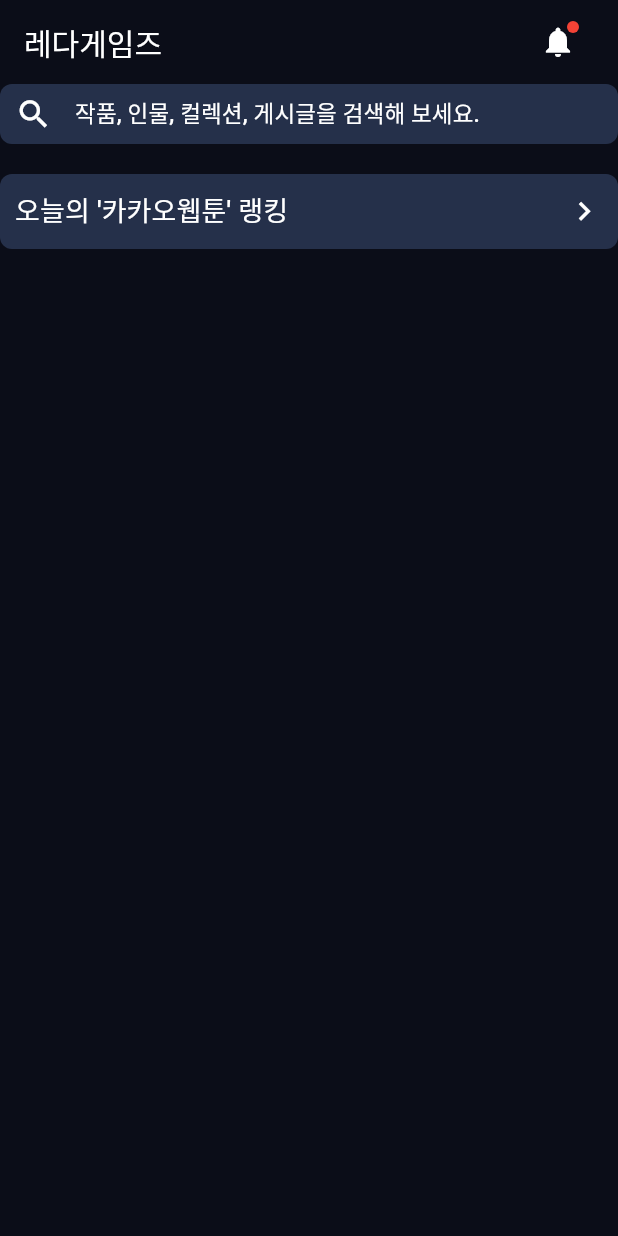
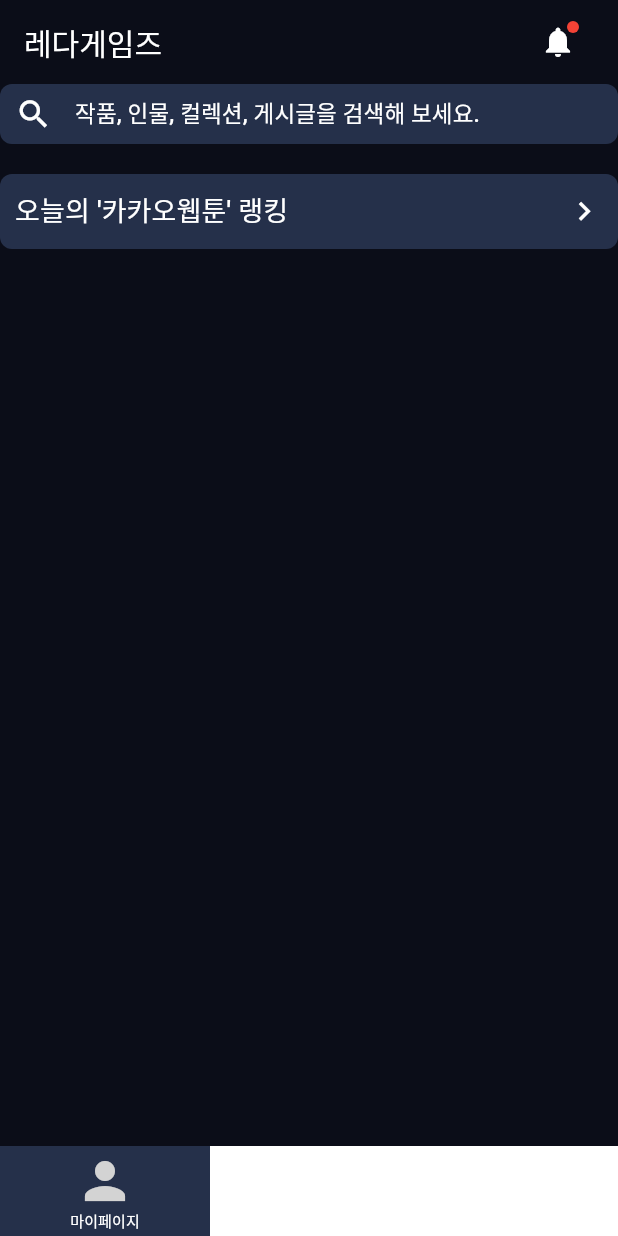
Before and after one commit to LimHyeongGyun/WebApplication, a Flutter app: the screen it shows after launch, on a phone screen of 412 x 824 dp. Run offline on Flutter 3.47's test engine with Material 3 defaults, Android fonts, the phone set to English and light mode, and no system bars; our stand-ins replace go_router, web; Roboto replaces fonts that are missing (Arial).

Commit message:
Button추가
마이페이지 버튼 추가

```diff
--- a/WebtoonCombinePlatform/lib/main.dart
+++ b/WebtoonCombinePlatform/lib/main.dart
@@ -1,6 +1,9 @@
 import 'package:flutter/material.dart';
 import 'package:web/web.dart' as web;
 import 'dart:async';
+import 'package:go_router/go_router.dart';
+
+double widthAxis = 700;
 
 void main() async{
   runApp(const MyApp());
@@ -31,7 +34,7 @@
       appBar: AppBar(
         backgroundColor: Color(0xFF0b0d18),
         title: Container(
-          height: 56, width: 800,
+          height: 56, width: widthAxis,
           color: Color(0xFF0b0d18),
           child: Row(
             mainAxisAlignment: MainAxisAlignment.spaceBetween,
@@ -52,20 +55,38 @@
         ),
         centerTitle: true,
       ),
+      //하단 고정UI
       body: Center(
         child: Container(
-          width: 800,
+          width: widthAxis,
           decoration: BoxDecoration(
             color: Color(0xFF0b0d18)
           ),
           child: Column(
             crossAxisAlignment: CrossAxisAlignment.start,
             children: [
+              Expanded(
+                child: ListView(
+                  children: [
+                    SearchEngine(),
+                    SizedBox(height: 20),
+                    //동적 플랫폼 랭크 UI
+                    PlatformRank(),
+                  ],
+                ),
+              ),
+              Container(
+                height: 60,
+                width: double.infinity,
+                color: Colors.white,
+                alignment: Alignment.center,
+                child: Row(
+                  children: [
+                    UserPage(),
+                  ],
+                ),
+              )
               //검색엔진
-              SearchEngine(),
-              SizedBox(height: 20),
-              //동적 플랫폼 랭크 UI
-              PlatformRank(),
             ],
           ),
         ),
@@ -140,7 +161,7 @@
   Widget build(BuildContext context) {
     return Container(
       alignment: Alignment.centerLeft,
-      width: 800, //박스 너비
+      width: double.infinity, //박스 너비
       height: 40, //박스 높이
       //상자모양
       decoration: BoxDecoration(
@@ -251,7 +272,7 @@
   Widget build(BuildContext context) {
     return Container(
       alignment: Alignment.centerLeft,
-      width: 800, //박스 너비
+      width: double.infinity, //박스 너비
       height: 50, //박스 높이
       //상자모양
       decoration: BoxDecoration(
@@ -292,13 +313,47 @@
   }
 }
 
-class MyPage extends StatelessWidget{
-  const MyPage({super.key});
+class UserPage extends StatelessWidget{
+  const UserPage({super.key});
 
   @override
   Widget build(BuildContext context){
-    return Scaffold(
-
+    return Container(
+      width: 140, //박스 너비
+      height: 80, //박스 높이
+      decoration: BoxDecoration(
+        color: Color(0xFF25304a),
+      ),
+      child: TextButton(
+          onPressed: (){
+          },
+          style: TextButton.styleFrom(
+              padding: EdgeInsets.zero,
+              minimumSize: Size(100, 40)
+          ),
+          child: Padding(
+              padding: const EdgeInsets.symmetric(vertical: 1.0),
+              child: Column(
+                mainAxisAlignment: MainAxisAlignment.center,
+                children: [
+                  Icon(
+                    Icons.person,
+                    color: Color(0xFFd3d3d3),
+                    size: 40,
+                  ),
+                  SizedBox(height: 0), //아이콘과 텍스트 사이의 간격
+                  Text(
+                    '마이페이지',
+                    style: TextStyle(
+                      fontFamily: 'Arial',
+                      fontSize: 10,
+                      color: Colors.white,
+                    ),
+                  )
+                ],
+              )
+          )
+      ),
     );
   }
 }
```
